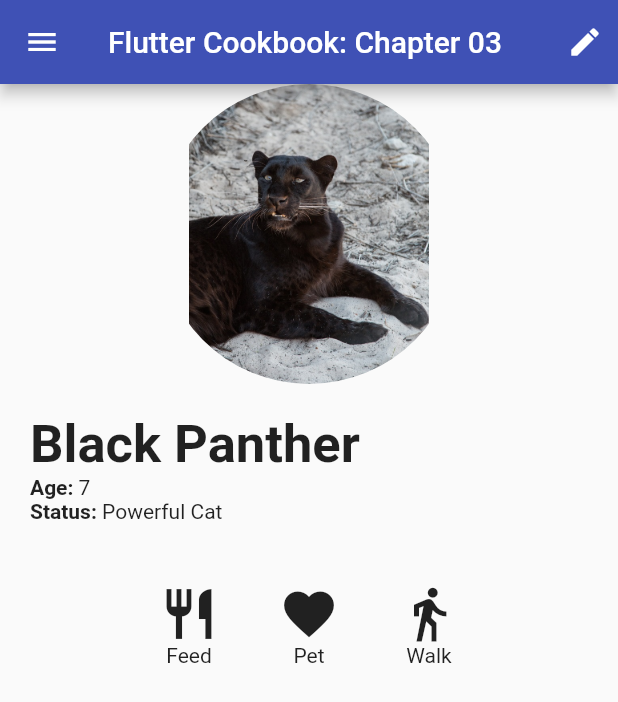
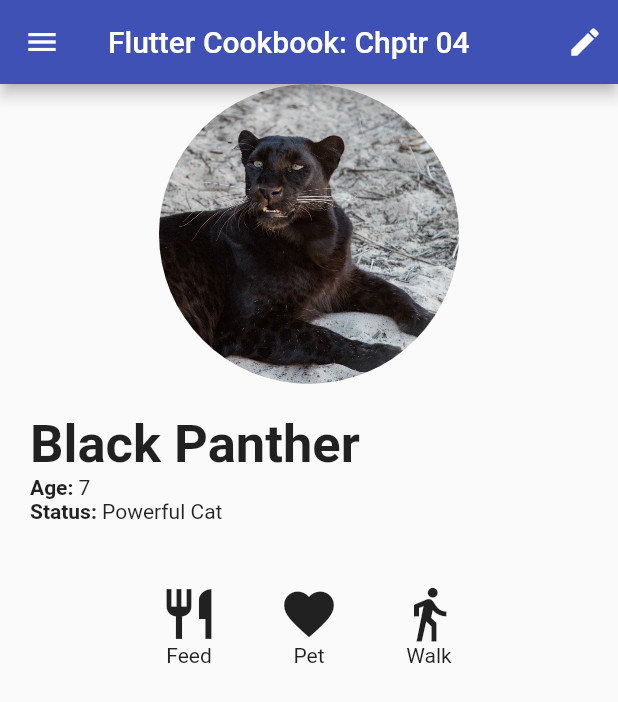
Before and after one commit to maxgdev/packt_cookbook, a Flutter app: the screen it shows after launch, on a phone screen of 412 x 824 dp. Shown: the top 702 px of the screen. Run offline on Flutter 3.47's test engine with Material 2 defaults, Android fonts, the phone set to English and light mode, and no system bars; our stand-ins replace google_fonts.

Commit message:
Changed fit to BoxFit.fitWidth to better style Image.asset()

```diff
--- a/lib/Chapter04/Chapter04Page.dart
+++ b/lib/Chapter04/Chapter04Page.dart
@@ -7,7 +7,7 @@ class Chapter04Page extends StatelessWidget {
     return Scaffold(
       appBar: AppBar(
         backgroundColor: Colors.indigo,
-        title: Text("Flutter Cookbook: Chapter 03"),
+        title: Text("Flutter Cookbook: Chptr 04"),
         actions: [
           Padding(
             padding: const EdgeInsets.all(10.0),
--- a/lib/Chapter04/ProfileScreen.dart
+++ b/lib/Chapter04/ProfileScreen.dart
@@ -21,7 +21,7 @@ class ProfileScreen extends StatelessWidget {
       child: ClipOval(
         child: Image.asset(
           'images/ash-edmonds-black-panther-unsplash.jpg',
-          fit: BoxFit.fitHeight,
+          fit: BoxFit.fitWidth,
         ),
       ),
     );
```
